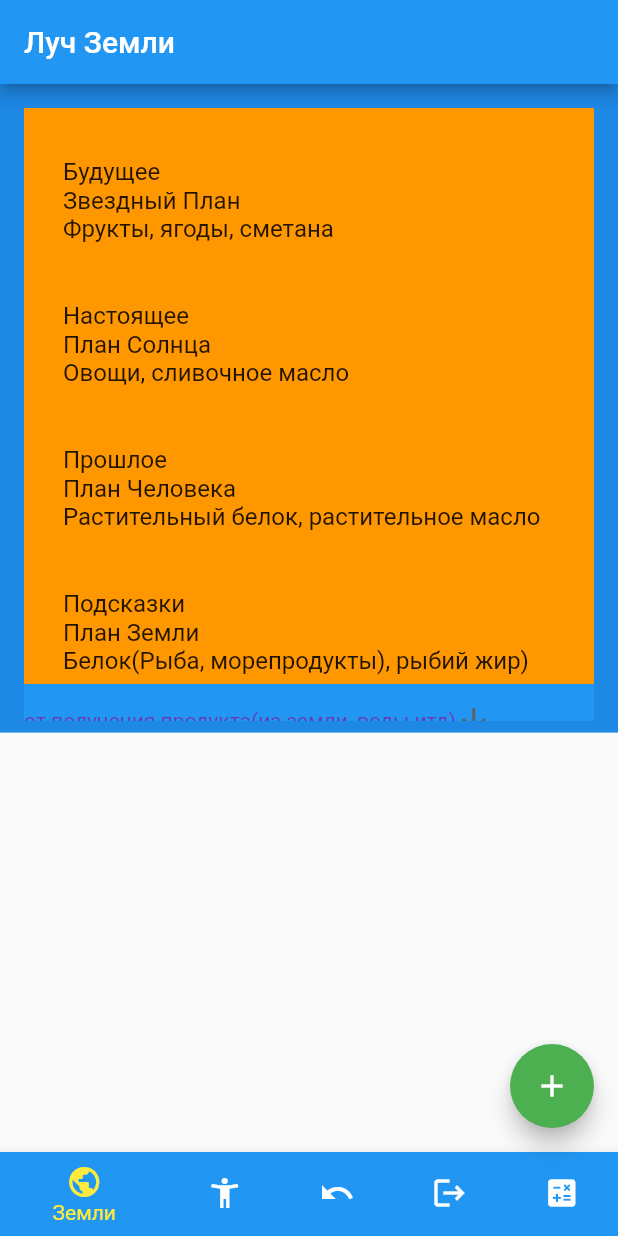
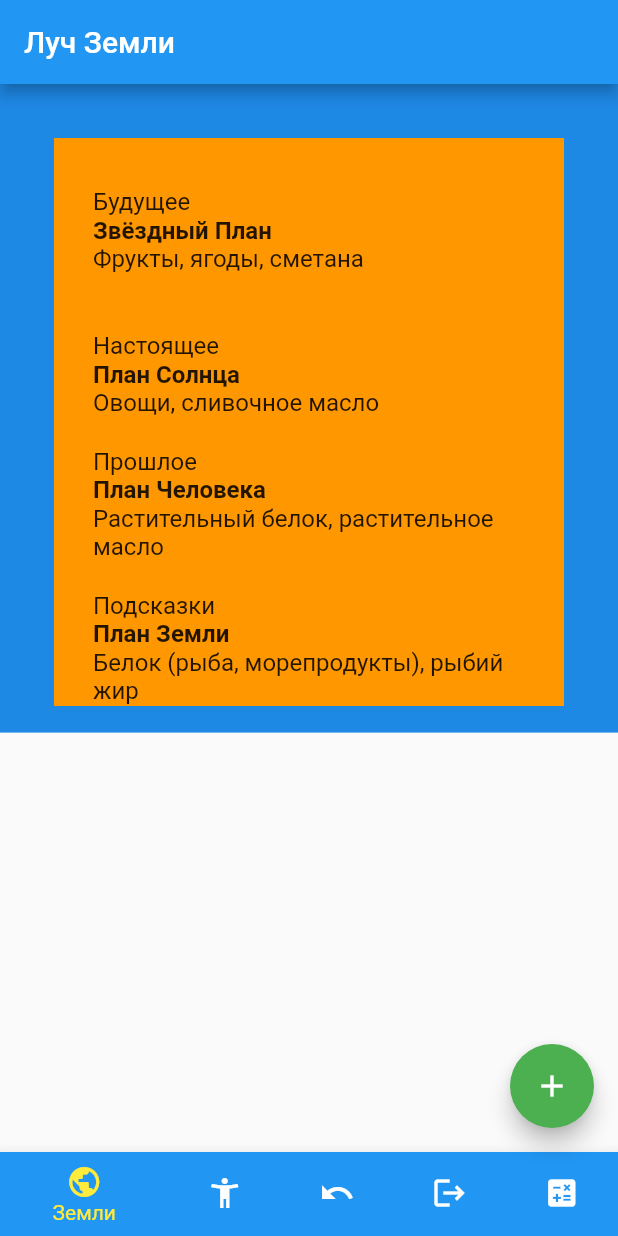
Before and after one commit to garonum/rn, a Flutter app: the screen it shows after launch, after a tap on the "add" icon, on a phone screen of 412 x 824 dp. Run offline on Flutter 3.47's test engine with Material 2 defaults, Android fonts, the phone set to English and light mode, and no system bars; our stand-ins replace sqflite; accounts and stored records are empty.

Commit message:
rn lite 01

```diff
--- a/lib/main.dart
+++ b/lib/main.dart
@@ -3,6 +3,7 @@ import 'package:sqflite/sqflite.dart';
 import 'package:path/path.dart';
 
 void main() {
+
   runApp(MyApp());
 }
 
@@ -33,7 +34,7 @@ class MyHomePage extends StatefulWidget {
   MyHomePage({Key? key, this.title}) : super(key: key);
 
   final String? title;
-
+// типы компиляции
   @override
   _MyHomePageState createState() => _MyHomePageState();
 }
@@ -45,37 +46,38 @@ class _MyHomePageState extends State<MyHomePage> {
 
   List<List<List<String>>> data = [
     [
-      ["Фрукты, ягоды, сметана","Звездный План","Будущее"],
+      ["Фрукты, ягоды, сметана","Звёздный План","Будущее"],
       ["Овощи, сливочное масло","План Солнца","Настоящее"],
       ["Растительный белок, растительное масло","План Человека","Прошлое"],
-      ["Белок(Рыба, морепродукты), рыбий жир)","План Земли","Подсказки"]
+      ["Белок (рыба, морепродукты), рыбий жир","План Земли","Подсказки"]
     ],[
-      ["Взбитое, отжатое, замороженное","Закон Разума","Знаки"],
+      ["Взбитое, отжатое, замороженное","Закон разума","Знаки"],
       ["Пареное","Закон отображения","Подсветки"],
       ["Варёное","Закон отражения","Подсказки"],
-      ["Печеное","Закон выхода-возврата","Причины"],
-      ["Гриль, копченое","Закон легализации","Процессы"],
-      ["Жареноое","Закон замещения","Следствия"]
+      ["Печёное","Закон выхода-возврата","Причины"],
+      ["Гриль, копчёное","Закон легализации","Процессы"],
+      ["Жареное","Закон замещения","Следствия"]
     ],[
-      ["Семена","Плат Эффект","ЫЙИ-нить"],
-      ["Зерна","Плат Вселенский","Ритмологический рисунок из ЫЙИ"],
-      ["Плоды","Плат Знаний","Книга Озаригн"],
-      ["Цветы, мед","Плат Любви","Книга Радастея"],
-      ["Листья","Плат Славы","Книга Ирлем"],
+      ["Семена","плат эффект","ЫЙИ-нить"],
+      ["Зёрна","Плат Вселенский","Ритмологический рисунок из ЫЙИ"],
+      ["Плоды","Плат Знаний","Книга «Озаригн»"],
+      ["Цветы, мёд","Плат Любви","Книга «Радастея»"],
+      ["Листья","Плат Славы","Книга «ИРЛЕМ»"],
       ["Стебель","Плат Денег","Ритмический рисунок из ЫЙИ"],
       ["Корень","Плат Стыда","ЫЙИ"]
     ],[
       ["Чистая вода","План Оси",""],
-      ["Газированная вода(естественная газация)","План знакоряда",""],
-      ["Газированные напитки(искуственная газация)","План Обновления",""],
-      ["Заваренное кипятком(чай,кофе,кисель)","План Озаригн",""],
-      ["Соки","Плотный план",""],
-      ["Вареное в воде(компот),сыворотка","План Кристаллии",""],
-      ["Молоко всех видов","План Коралнеи",""],
-      ["Морс квас","План Звездолета",""],
-      ["Кисмолочные,йогурт","План полета",""]
+      ["Газированная вода (естественная газация)","План Знакоряда",""],
+      ["Газированные напитки (искуственная газация)","План Обновления",""],
+      ["Заваренное кипятком (чай, кофе, кисель)","План Озаригн",""],
+      ["Соки","Плотный План",""],
+      ["Варёное в воде (компот), сыворотка","План Кристаллии",""],
+      ["Молоко всех видов","План Кораллнеи",""],
+      ["Морс, квас","План Звездолёта",""],
+      ["Кисмолочные, йогурт","План Полёта",""]
     ]
   ];
+
   var getTime = ["от получения продукта(из земли, воды итд)",
     "от приготовления",
     "от появления желания",
@@ -85,7 +87,7 @@ class _MyHomePageState extends State<MyHomePage> {
   void _onItemTapped(int index) async{
     //переключение между лучами
     // int index  = this.handler.getSelectedIndex();
-
+    _selectedIndex = index;
    // await
     setState(() {
       this.handler.setIndex(index);
@@ -95,26 +97,13 @@ class _MyHomePageState extends State<MyHomePage> {
 
   setStateOfSlice(int index, int row, Slice slice, int selectedIndex){
     // выбор среза
+
+    //print(slice.selectedSlice);
     slice.selectedSlice = row+1;
-
     this.handler.updateSlice(slice, selectedIndex);
 
   }
-//   updateresult() async {
-// //подготовка содержимого
-//     this.result.clear();
-//     var r =  await this.handler.retrieveSlices(_selectedIndex);
-//
-//     if (_selectedIndex != 4){
-//       for (int i = 0; i < r.length; i++){
-//         this.result.add(te(i+1,r[i].selectedSlice,r[i]));
-//       }
-//     }
-//     if(_selectedIndex == 4){
-//       getRes();
-//     }
-//
-//   }
+
   saveIntervals(int index, String? interval, Slice slice,int selectedIndex){
     //запись выбранного интервала в базу
     slice.selectedInterval = interval!;
@@ -171,7 +160,9 @@ class _MyHomePageState extends State<MyHomePage> {
                   Text(data[snapshot.data![2][0]][i][0],
                       textDirection: TextDirection.ltr),
                   Text(data[snapshot.data![2][0]][i][1],
-                      textDirection: TextDirection.ltr),
+                      textDirection: TextDirection.ltr,
+                      style: const TextStyle(fontWeight: FontWeight.bold),
+                  ),
                   Text(data[snapshot.data![2][0]][i][2],
                       textDirection: TextDirection.ltr),
                 ],
@@ -193,6 +184,7 @@ class _MyHomePageState extends State<MyHomePage> {
     var d = Container(height: 77,
         color: Colors.blue,
         child: DropdownButton<String>(
+          isExpanded: true,
           value: snapshot.data![0]![index].selectedInterval,
           icon: const Icon(Icons.arrow_downward),
           iconSize: 24,
@@ -212,7 +204,10 @@ class _MyHomePageState extends State<MyHomePage> {
               .map<DropdownMenuItem<String>>((String value) {
             return DropdownMenuItem<String>(
               value: value,
-              child: Text(value),
+              child: Padding(
+                padding: const EdgeInsets.only(left:15), //apply padding to some sides only
+                child: Text(value),
+              ),
             );
           }).toList(),
         ));
@@ -247,11 +242,11 @@ class _MyHomePageState extends State<MyHomePage> {
             constraints: BoxConstraints.expand(
               height: Theme.of(context).textTheme.headline4!.fontSize! * 1.1 + 395.0,
             ),
-            padding: const EdgeInsets.all(8.0),
+            padding: const EdgeInsets.all(18.0),
             color: Colors.blue[600],
             alignment: Alignment.center,
             child: ListView(
-              padding: const EdgeInsets.all(8),
+              padding: const EdgeInsets.all(18),
               children: getChildrens(index, snapshot),//this.result[index],
             ),
           ),
@@ -370,7 +365,9 @@ getRes(AsyncSnapshot<List<dynamic>> snapshot) {
         future: Future.wait([this.handler.retrieveSlices(this.handler.getSelectedIndex()), this.handler.calculateResult(), this.handler.getIndex()//Future that returns bool
         ]),
         builder: (BuildContext context, AsyncSnapshot<List<dynamic>> snapshot) {
+
           if(snapshot.hasData){
+
             if(snapshot.data![2][0] == 4 ){
               return getRes(snapshot);
 
@@ -407,6 +404,7 @@ getRes(AsyncSnapshot<List<dynamic>> snapshot) {
           ),BottomNavigationBarItem(
             icon: Icon(Icons.accessibility_new),
             label: 'Человека',
+              backgroundColor: Colors.blue
           ),BottomNavigationBarItem(
               icon: Icon(Icons.undo),
               label: 'Возврата',
@@ -552,11 +550,11 @@ class DatabaseHandler {
 
    int getRayCoefficient(String rayName, int slice){
 
-    final coefficientRayOfEarth = [7,14,20,27];
+    final coefficientRayOfEarth = [27,20,14,7];
 
-    final coefficientRayOfHuman = [5, 9, 14, 18, 23, 27];
+    final coefficientRayOfHuman = [27, 23, 18, 14, 9, 5];
 
-    final coefficientRayOfReturn = [4, 8, 12, 16, 20, 24, 27];
+    final coefficientRayOfReturn = [27, 24, 20, 16, 12, 8, 4];
 
     final coefficientRayOfExit = [27, 24, 21, 18, 15, 12, 9, 6, 3];
 
@@ -649,22 +647,20 @@ class DatabaseHandler {
     for (int i = 0; i < rayname.length-1; i++) {
       final List<Map<String, Object?>> queryResult = await db.query(rayname[i]);
       var x = queryResult.map((e) => Slice.fromMap(e)).toList();
-      //var d = x;
       if (x.isNotEmpty){
         if (x.length > 0) {
 
           for (int e = 0; e < x.length; e++) {
-           // print(x[e].selectedInterval);
+              if(x[e].selectedSlice == 0){
+                finalResult[i] = finalResult[i] + 0;
+              }else{
+                finalResult[i] = finalResult[i] +
+                    (getRayCoefficient(rayname[i], x[e].selectedSlice.toInt()-1) *
+                        getIntervalCoefficient(x[e].selectedInterval));
 
-            finalResult[i] = finalResult[i] +
-                (getRayCoefficient(rayname[i], x[e].selectedSlice.toInt()) *
-                    getIntervalCoefficient(x[e].selectedInterval))
-                    .toInt();
-
+              }
 
           }
-        } else {
-
         }
       }
 
@@ -682,7 +678,7 @@ class DatabaseHandler {
 
   }
   setIndex(int selectedIndex) async{
-    print(selectedIndex);
+   // print(selectedIndex);
     _selectedIndex = selectedIndex;
 
   }
```
Also changed, not shown: pubspec.lock, 1 other file.
